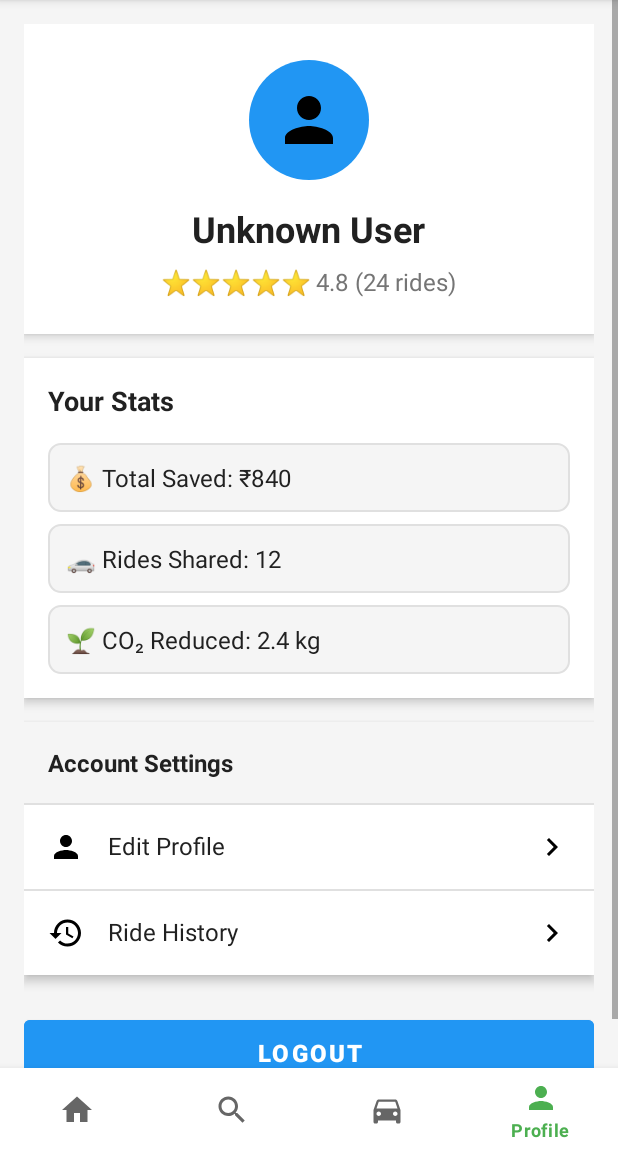
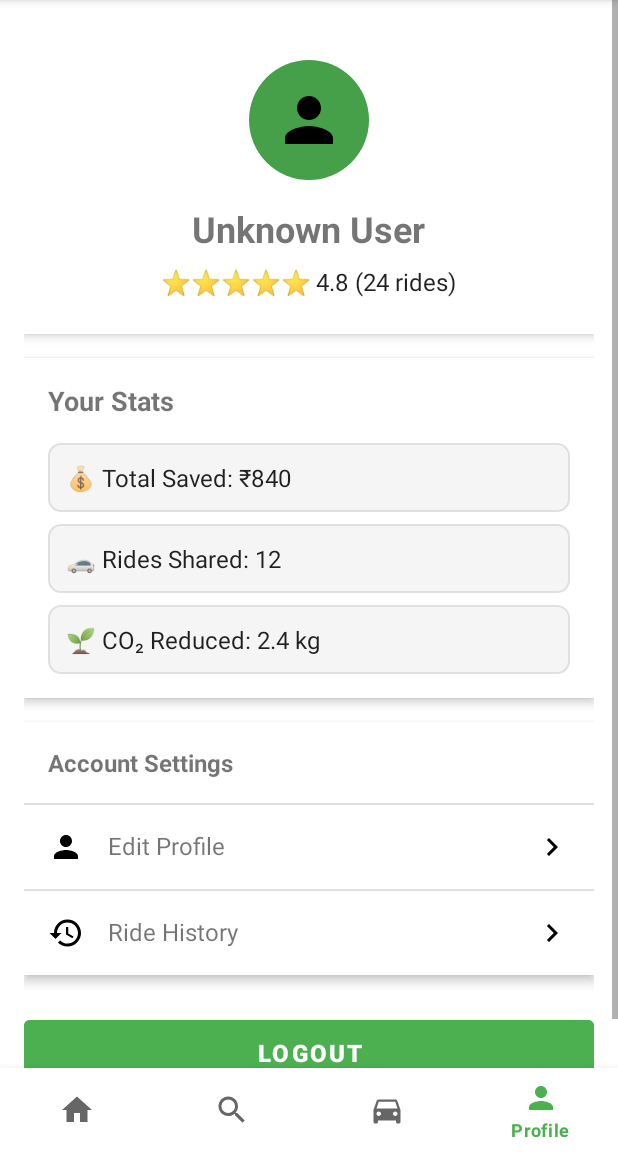
Before and after one commit to homelender2/ShareRide, an Android app: the screen it shows after launch once a user with an empty profile is signed in (MainActivity), item 4 of the bottom bar chosen, on a phone screen of 412 x 824 dp, the part 84-1236 px from its top. Run offline under Robolectric (Android 15) with nearby library versions, the phone set to English and light mode, and no system bars; our stand-ins replace Firebase (no records; nobody signed in at launch, a user with empty details on screens opened directly).

Commit message:
minor ui fixes

```diff
--- a/app/src/main/java/com/companyname/shareride/HomeFragment.java
+++ b/app/src/main/java/com/companyname/shareride/HomeFragment.java
@@ -15,7 +15,7 @@ public class HomeFragment extends Fragment {
     private EditText etFrom, etTo;
     private Spinner spnWhen;
     private Button btnFindRides, btnCreateRoute;
-    private TextView tvUserName, tvRating;
+    private TextView tvUserName, tvRating, tvUserProfileAlphabet;
     private UserDataManager userDataManager;
 
     @Override
@@ -42,6 +42,7 @@ public class HomeFragment extends Fragment {
         btnCreateRoute = view.findViewById(R.id.btn_create_route);
         tvUserName = view.findViewById(R.id.tv_user_name);
         tvRating = view.findViewById(R.id.tv_rating);
+        tvUserProfileAlphabet = view.findViewById(R.id.tv_user_profile_alphabet);
     }
 
     private void loadUserData() {
@@ -72,8 +73,13 @@ public class HomeFragment extends Fragment {
     }
 
     private void updateUI() {
+        // Get Username
+        String userName = userDataManager.getUserName();
+
+        // Set Profile Alphabet
+        tvUserProfileAlphabet.setText("" + userName.charAt(0));
+
         // Set welcome message with user name
-        String userName = userDataManager.getUserName();
         tvUserName.setText("Welcome back, " + userName + "!");
 
         // Set short rating
--- a/app/src/main/res/drawable/circle_background.xml
+++ b/app/src/main/res/drawable/circle_background.xml
@@ -1,4 +1,4 @@
 <shape xmlns:android="http://schemas.android.com/apk/res/android"
     android:shape="oval">
-    <solid android:color="@color/primary" />
+    <solid android:color="?android:colorPrimaryDark" />
 </shape>
--- a/app/src/main/res/layout/fragment_home.xml
+++ b/app/src/main/res/layout/fragment_home.xml
@@ -19,9 +19,10 @@
             android:layout_marginBottom="24dp">
 
             <TextView
+                android:id="@+id/tv_user_profile_alphabet"
                 android:layout_width="60dp"
                 android:layout_height="60dp"
-                android:text="R"
+                android:text=""
                 android:textSize="24sp"
                 android:textColor="@android:color/white"
                 android:background="@drawable/bg_profile_pic"
@@ -37,7 +38,7 @@
                     android:id="@+id/tv_user_name"
                     android:layout_width="wrap_content"
                     android:layout_height="wrap_content"
-                    android:text="Welcome back, Raj!"
+                    android:text="Welcome back!"
                     android:textSize="18sp"
                     android:textStyle="bold"
                     android:textColor="@android:color/black" />
@@ -46,7 +47,8 @@
                     android:id="@+id/tv_rating"
                     android:layout_width="wrap_content"
                     android:layout_height="wrap_content"
-                    android:text="⭐⭐⭐⭐⭐ 4.8"
+                    android:text="⭐⭐⭐⭐⭐"
+                    android:textColor="?android:textColorPrimary"
                     android:textSize="14sp"
                     android:layout_marginTop="4dp" />
 
--- a/app/src/main/res/layout/fragment_my_rides.xml
+++ b/app/src/main/res/layout/fragment_my_rides.xml
@@ -64,6 +64,8 @@
                     android:layout_height="wrap_content"
                     android:text="₹40 each"
                     android:textSize="14sp"
+                    android:backgroundTint="?android:colorPrimary"
+                    android:textColor="@color/white"
                     android:background="@drawable/bg_fare_badge"
                     android:padding="4dp" />
 
@@ -123,6 +125,7 @@
             android:layout_height="48dp"
             android:layout_weight="1"
             android:hint="Type a message..."
+            android:textColorHint="?android:textColorSecondary"
             android:padding="12dp"
             android:background="@drawable/bg_edit_text"
             android:layout_marginEnd="8dp" />
--- a/app/src/main/res/layout/fragment_profile.xml
+++ b/app/src/main/res/layout/fragment_profile.xml
@@ -3,7 +3,7 @@
     android:layout_width="match_parent"
     android:layout_height="match_parent"
     android:fillViewport="true"
-    android:background="@color/background_color">
+    android:background="?android:colorBackground">
 
     <LinearLayout
         android:layout_width="match_parent"
@@ -17,7 +17,7 @@
             android:layout_height="wrap_content"
             android:orientation="vertical"
             android:padding="24dp"
-            android:background="@color/white"
+            android:background="?android:colorBackground"
             android:layout_marginBottom="16dp"
             android:elevation="4dp">
 
@@ -39,7 +39,7 @@
                 android:text="Loading..."
                 android:textSize="24sp"
                 android:textStyle="bold"
-                android:textColor="@color/text_primary"
+
                 android:layout_marginBottom="8dp" />
 
             <TextView
@@ -49,7 +49,7 @@
                 android:layout_gravity="center"
                 android:text="⭐⭐⭐⭐⭐ 4.8 (24 rides)"
                 android:textSize="16sp"
-                android:textColor="@color/text_secondary" />
+                android:textColor="?android:textColorPrimary" />
 
         </LinearLayout>
 
@@ -58,7 +58,7 @@
             android:layout_width="match_parent"
             android:layout_height="wrap_content"
             android:orientation="vertical"
-            android:background="@color/white"
+            android:background="?android:colorBackground"
             android:layout_marginBottom="16dp"
             android:elevation="4dp"
             android:padding="16dp">
@@ -69,29 +69,29 @@
                 android:text="Your Stats"
                 android:textSize="18sp"
                 android:textStyle="bold"
-                android:textColor="@color/text_primary"
                 android:layout_marginBottom="16dp" />
 
             <!-- Savings -->
+
+            <!-- Rides Shared -->
             <LinearLayout
                 android:layout_width="match_parent"
                 android:layout_height="wrap_content"
+                android:layout_marginBottom="8dp"
+                android:background="@drawable/stat_item_background"
                 android:orientation="horizontal"
-                android:padding="12dp"
-                android:background="@drawable/stat_item_background"
-                android:layout_marginBottom="8dp">
+                android:padding="12dp">
 
                 <TextView
                     android:id="@+id/tv_savings"
                     android:layout_width="match_parent"
                     android:layout_height="wrap_content"
                     android:text="💰 Total Saved: ₹840"
-                    android:textSize="16sp"
-                    android:textColor="@color/text_primary" />
+                    android:textColor="?android:textColorPrimary"
+                    android:textSize="16sp" />
 
             </LinearLayout>
 
-            <!-- Rides Shared -->
             <LinearLayout
                 android:layout_width="match_parent"
                 android:layout_height="wrap_content"
@@ -106,7 +106,7 @@
                     android:layout_height="wrap_content"
                     android:text="🚗 Rides Shared: 12"
                     android:textSize="16sp"
-                    android:textColor="@color/text_primary" />
+                    android:textColor="?android:textColorPrimary"/>
 
             </LinearLayout>
 
@@ -124,7 +124,7 @@
                     android:layout_height="wrap_content"
                     android:text="🌱 CO₂ Reduced: 2.4 kg"
                     android:textSize="16sp"
-                    android:textColor="@color/text_primary" />
+                    android:textColor="?android:textColorPrimary"/>
 
             </LinearLayout>
 
@@ -135,7 +135,7 @@
             android:layout_width="match_parent"
             android:layout_height="wrap_content"
             android:orientation="vertical"
-            android:background="@color/white"
+            android:background="?android:colorBackground"
             android:layout_marginBottom="16dp"
             android:elevation="4dp">
 
@@ -145,9 +145,8 @@
                 android:text="Account Settings"
                 android:textSize="16sp"
                 android:textStyle="bold"
-                android:textColor="@color/text_primary"
                 android:padding="16dp"
-                android:background="@color/background_color" />
+                android:background="?android:colorBackground" />
 
             <View
                 android:layout_width="match_parent"
@@ -176,7 +175,8 @@
                     android:layout_weight="1"
                     android:text="Edit Profile"
                     android:textSize="16sp"
-                    android:textColor="@color/text_primary" />
+
+ />
 
                 <ImageView
                     android:layout_width="24dp"
@@ -213,7 +213,7 @@
                     android:layout_weight="1"
                     android:text="Ride History"
                     android:textSize="16sp"
-                    android:textColor="@color/text_primary" />
+                     />
 
                 <ImageView
                     android:layout_width="24dp"
@@ -233,7 +233,7 @@
             android:text="Logout"
             android:textSize="16sp"
             android:textStyle="bold"
-            android:backgroundTint="@color/primary"
+            android:backgroundTint="?android:colorPrimary"
             android:layout_marginTop="8dp" />
 
     </LinearLayout>
```
